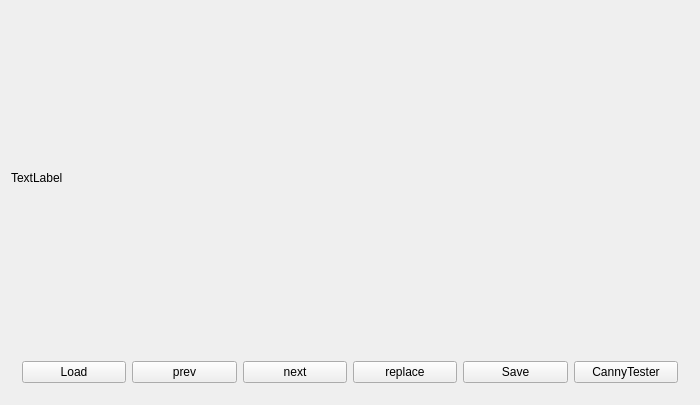
Old version of the form src/mainwindow.ui in the repository stupidPuppies/area_filling_opencv.
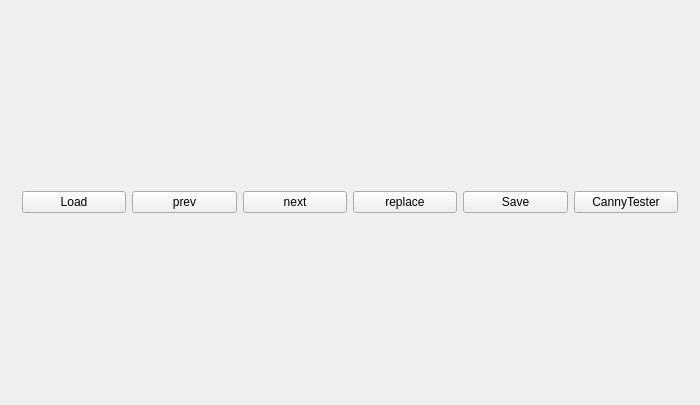
New version of the form.

Diff of the .ui file:
```diff
--- a/src/mainwindow.ui
+++ b/src/mainwindow.ui
@@ -16,15 +16,7 @@
   <widget class="QWidget" name="centralWidget">
    <layout class="QVBoxLayout" name="verticalLayout_2">
     <item>
-     <layout class="QVBoxLayout" name="verticalLayout">
-      <item>
-       <widget class="QLabel" name="label">
-        <property name="text">
-         <string>TextLabel</string>
-        </property>
-       </widget>
-      </item>
-     </layout>
+     <layout class="QVBoxLayout" name="verticalLayout"/>
     </item>
     <item>
      <widget class="QFrame" name="horizontalFrame">
```
